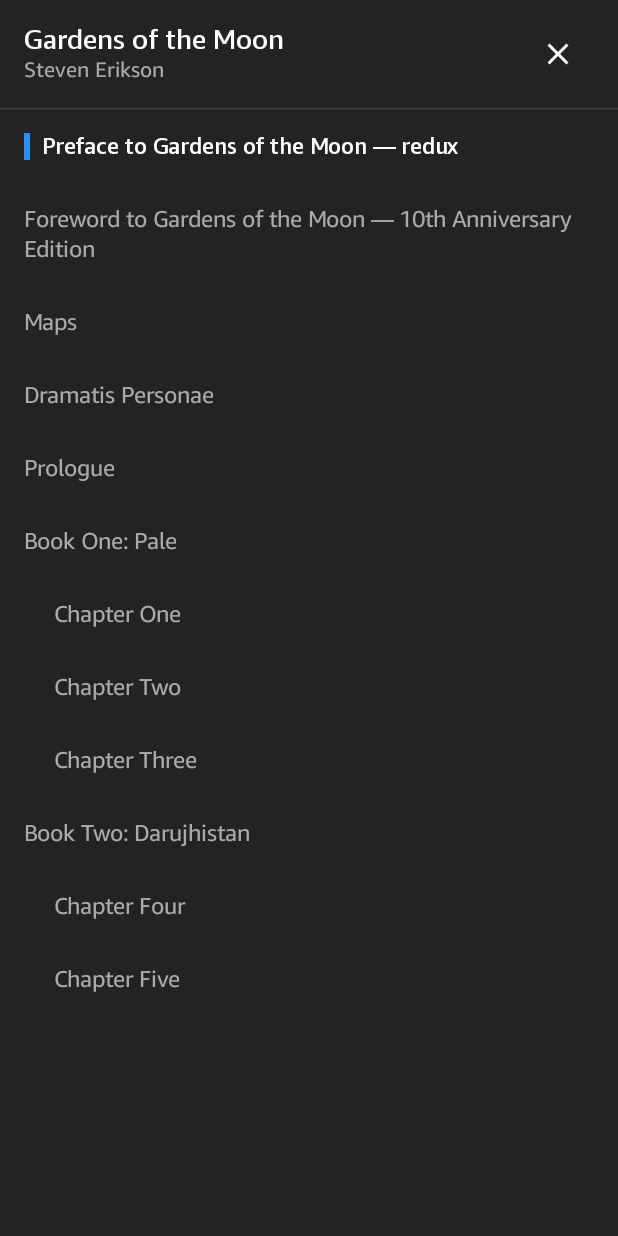
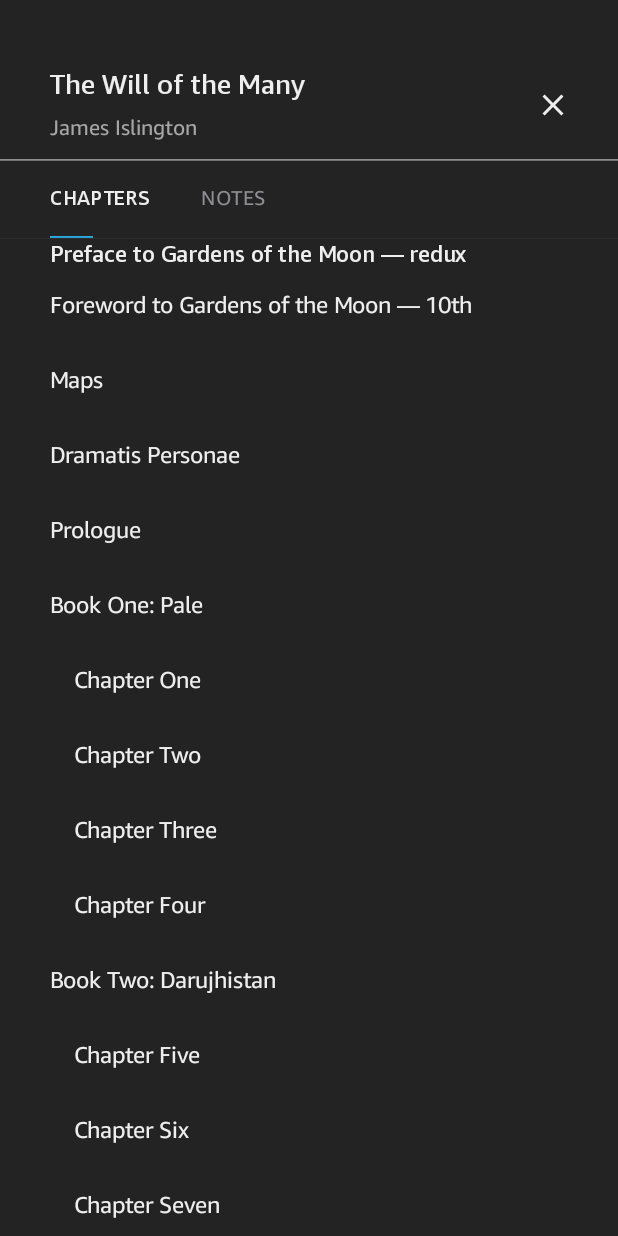
Before and after one commit to BerKetKet/kindling.experimentation, an Android app built with Jetpack Compose: the ContentsTocScreen screen opened through its navigation route, on a phone screen of 412 x 824 dp. Run offline under Robolectric (Android 15) with nearby library versions, the phone set to English and light mode, and no system bars.

Commit message:
feat(real-ui): calibrate D11 Contents TOC screen and verify with honest harness

```diff
--- a/app/src/main/java/app/opusreader/engine/FakeReaderEngine.kt
+++ b/app/src/main/java/app/opusreader/engine/FakeReaderEngine.kt
@@ -72,41 +72,42 @@ Paran stood, buckling his sword-belt. Outside, the sky burned with the unnatural
                 id = "toc_1",
                 title = "Preface to Gardens of the Moon — redux",
                 level = 0,
-                targetLocation = 91
+                targetLocation = 1
             ),
             TocItem(
                 id = "toc_2",
-                title = "Foreword to Gardens of the Moon — 10th Anniversary Edition",
+                title = "Foreword to Gardens of the Moon — 10th Anniversary",
                 level = 0,
-                targetLocation = 140
+                targetLocation = 91
             ),
             TocItem(
                 id = "toc_3",
                 title = "Maps",
                 level = 0,
-                targetLocation = 180
+                targetLocation = 140
             ),
             TocItem(
                 id = "toc_4",
                 title = "Dramatis Personae",
                 level = 0,
-                targetLocation = 220
+                targetLocation = 180
             ),
             TocItem(
                 id = "toc_5",
                 title = "Prologue",
                 level = 0,
-                targetLocation = 250
+                targetLocation = 220
             ),
             TocItem(
                 id = "toc_6",
                 title = "Book One: Pale",
                 level = 0,
-                targetLocation = 320,
+                targetLocation = 250,
                 children = listOf(
                     TocItem("toc_6_1", "Chapter One", 1, 330),
                     TocItem("toc_6_2", "Chapter Two", 1, 410),
-                    TocItem("toc_6_3", "Chapter Three", 1, 520)
+                    TocItem("toc_6_3", "Chapter Three", 1, 520),
+                    TocItem("toc_6_4", "Chapter Four", 1, 600)
                 )
             ),
             TocItem(
@@ -115,9 +116,16 @@ Paran stood, buckling his sword-belt. Outside, the sky burned with the unnatural
                 level = 0,
                 targetLocation = 640,
                 children = listOf(
-                    TocItem("toc_7_1", "Chapter Four", 1, 650),
-                    TocItem("toc_7_2", "Chapter Five", 1, 740)
+                    TocItem("toc_7_1", "Chapter Five", 1, 650),
+                    TocItem("toc_7_2", "Chapter Six", 1, 740),
+                    TocItem("toc_7_3", "Chapter Seven", 1, 800)
                 )
+            ),
+            TocItem(
+                id = "toc_8",
+                title = "Epilogue",
+                level = 0,
+                targetLocation = 850
             )
         )
     )
--- a/app/src/main/java/app/opusreader/ui/screens/ContentsTocScreen.kt
+++ b/app/src/main/java/app/opusreader/ui/screens/ContentsTocScreen.kt
@@ -1,12 +1,14 @@
 package app.opusreader.ui.screens
 
-import androidx.compose.foundation.Image
 import androidx.compose.foundation.background
 import androidx.compose.foundation.clickable
+import androidx.compose.foundation.layout.Arrangement
 import androidx.compose.foundation.layout.Box
 import androidx.compose.foundation.layout.Column
+import androidx.compose.foundation.layout.PaddingValues
 import androidx.compose.foundation.layout.Row
 import androidx.compose.foundation.layout.Spacer
+import androidx.compose.foundation.layout.fillMaxHeight
 import androidx.compose.foundation.layout.fillMaxSize
 import androidx.compose.foundation.layout.fillMaxWidth
 import androidx.compose.foundation.layout.height
@@ -19,37 +21,28 @@ import androidx.compose.material.icons.Icons
 import androidx.compose.material.icons.filled.Close
 import androidx.compose.material3.HorizontalDivider
 import androidx.compose.material3.Icon
-import androidx.compose.material3.IconButton
 import androidx.compose.material3.Text
 import androidx.compose.runtime.Composable
 import androidx.compose.runtime.collectAsState
 import androidx.compose.runtime.getValue
 import androidx.compose.ui.Alignment
 import androidx.compose.ui.Modifier
-import androidx.compose.ui.layout.ContentScale
-import androidx.compose.ui.res.painterResource
+import androidx.compose.ui.graphics.Color
 import androidx.compose.ui.text.font.FontWeight
 import androidx.compose.ui.tooling.preview.Preview
 import androidx.compose.ui.unit.dp
 import androidx.compose.ui.unit.sp
-import app.opusreader.R
 import app.opusreader.engine.FakeReaderEngine
 import app.opusreader.engine.ReaderEngine
 import app.opusreader.engine.TocItem
-import app.opusreader.ui.theme.OpusAccentBlue
-import app.opusreader.ui.theme.OpusDivider
 import app.opusreader.ui.theme.OpusReaderTheme
-import app.opusreader.ui.theme.OpusSpacing
-import app.opusreader.ui.theme.OpusSurface
-import app.opusreader.ui.theme.OpusTextPrimary
-import app.opusreader.ui.theme.OpusTextSecondary
 import app.opusreader.ui.theme.refPx
 
 @Composable
 fun ContentsTocScreen(
     engine: ReaderEngine,
-    bookTitle: String = "Gardens of the Moon",
-    bookAuthor: String = "Steven Erikson",
+    bookTitle: String = "The Will of the Many",
+    bookAuthor: String = "James Islington",
     onCloseClick: () -> Unit = {},
     modifier: Modifier = Modifier
 ) {
@@ -59,45 +52,116 @@ fun ContentsTocScreen(
     Column(
         modifier = modifier
             .fillMaxSize()
-            .background(OpusSurface)
+            .background(Color(0xFF232323))
     ) {
-        // Header
+        // Status bar space (y=0..90)
+        Spacer(modifier = Modifier.height(90.refPx))
+
+        // Header (y=90..279, height 189 px)
         Row(
             modifier = Modifier
                 .fillMaxWidth()
-                .padding(horizontal = OpusSpacing.standard, vertical = OpusSpacing.medium),
+                .height(189.refPx)
+                .padding(start = 88.refPx, end = 50.refPx),
             verticalAlignment = Alignment.CenterVertically
         ) {
             Column(modifier = Modifier.weight(1f)) {
                 Text(
                     text = bookTitle,
-                    color = OpusTextPrimary,
+                    color = Color(0xFFEEEEEE),
                     fontSize = 18.sp,
-                    fontWeight = FontWeight.Bold
+                    fontWeight = FontWeight.Bold,
+                    maxLines = 1
                 )
+                Spacer(modifier = Modifier.height(22.refPx))
                 Text(
                     text = bookAuthor,
-                    color = OpusTextSecondary,
-                    fontSize = 14.sp
+                    color = Color(0xFFA6A6A6),
+                    fontSize = 14.sp,
+                    maxLines = 1
                 )
             }
 
-            IconButton(onClick = onCloseClick) {
+            Box(
+                modifier = Modifier
+                    .size(48.dp)
+                    .clickable(onClick = onCloseClick),
+                contentAlignment = Alignment.Center
+            ) {
                 Icon(
                     imageVector = Icons.Default.Close,
                     contentDescription = "Close Table of Contents",
-                    tint = OpusTextPrimary
+                    tint = Color(0xFFEEEEEE),
+                    modifier = Modifier.size(24.dp)
                 )
             }
         }
 
-        HorizontalDivider(color = OpusDivider, thickness = 1.dp)
+        HorizontalDivider(color = Color(0xFF8E8E93), thickness = 3.refPx)
 
-        // Chapter list
-        LazyColumn(modifier = Modifier.fillMaxSize()) {
+        // Tabs Row (y=280..414, height 134 px)
+        Row(
+            modifier = Modifier
+                .fillMaxWidth()
+                .height(134.refPx)
+                .padding(horizontal = 88.refPx),
+            verticalAlignment = Alignment.CenterVertically
+        ) {
+            Column(
+                modifier = Modifier
+                    .fillMaxHeight()
+                    .clickable { /* Chapters tab */ },
+                verticalArrangement = Arrangement.Center
+            ) {
+                Spacer(modifier = Modifier.weight(1f))
+                Text(
+                    text = "CHAPTERS",
+                    color = Color(0xFFEEEEEE),
+                    fontSize = 13.sp,
+                    fontWeight = FontWeight.SemiBold,
+                    letterSpacing = 0.5.sp
+                )
+                Spacer(modifier = Modifier.weight(1f))
+                Box(
+                    modifier = Modifier
+                        .width(75.refPx)
+                        .height(3.refPx)
+                        .background(Color(0xFF29ABE2))
+                )
+            }
+
+            Spacer(modifier = Modifier.width(90.refPx))
+
+            Column(
+                modifier = Modifier
+                    .fillMaxHeight()
+                    .clickable { /* Notes tab */ },
+                verticalArrangement = Arrangement.Center
+            ) {
+                Spacer(modifier = Modifier.weight(1f))
+                Text(
+                    text = "NOTES",
+                    color = Color(0xFF8E8E93),
+                    fontSize = 13.sp,
+                    fontWeight = FontWeight.Normal,
+                    letterSpacing = 0.5.sp
+                )
+                Spacer(modifier = Modifier.weight(1f))
+                Spacer(modifier = Modifier.height(3.refPx))
+            }
+        }
+
+        HorizontalDivider(color = Color(0xFF383838), thickness = 1.refPx)
+
+        // Chapter list (15 rows, pitch 132 px)
+        LazyColumn(
+            modifier = Modifier.fillMaxSize()
+        ) {
             items(tocList, key = { it.id }) { item ->
+                val isFirst = item.id == tocList.firstOrNull()?.id
                 TocRow(
                     item = item,
+                    isFirst = isFirst,
                     isCurrent = item.title == currentLocation.chapterTitle,
                     onClick = {
                         engine.jumpToLocation(item.targetLocation)
@@ -107,6 +171,7 @@ fun ContentsTocScreen(
                 item.children.forEach { child ->
                     TocRow(
                         item = child,
+                        isFirst = false,
                         isCurrent = child.title == currentLocation.chapterTitle,
                         onClick = {
                             engine.jumpToLocation(child.targetLocation)
@@ -122,42 +187,32 @@ fun ContentsTocScreen(
 @Composable
 private fun TocRow(
     item: TocItem,
+    isFirst: Boolean,
     isCurrent: Boolean,
     onClick: () -> Unit
 ) {
-    Row(
+    Box(
         modifier = Modifier
             .fillMaxWidth()
+            .height(if (isFirst) 49.refPx else 132.refPx)
             .clickable { onClick() }
             .padding(
-                start = if (item.level > 0) 36.dp else OpusSpacing.standard,
-                end = OpusSpacing.standard,
-                top = 14.dp,
-                bottom = 14.dp
+                start = if (item.level > 0) 129.refPx else 88.refPx,
+                end = 88.refPx
             ),
-        verticalAlignment = Alignment.CenterVertically
+        contentAlignment = Alignment.CenterStart
     ) {
-        if (isCurrent) {
-            Box(
-                modifier = Modifier
-                    .size(width = 4.dp, height = 18.dp)
-                    .background(OpusAccentBlue)
-            )
-            Spacer(modifier = Modifier.width(OpusSpacing.small))
-        }
-
         Text(
             text = item.title,
-            color = if (isCurrent) OpusTextPrimary else OpusTextSecondary,
+            color = Color(0xFFEEEEEE),
             fontSize = 15.sp,
             fontWeight = if (isCurrent) FontWeight.Bold else FontWeight.Normal,
-            modifier = Modifier.weight(1f)
+            maxLines = 1
         )
     }
-    HorizontalDivider(color = OpusDivider.copy(alpha = 0.3f), thickness = 0.5.dp)
 }
 
-@Preview(name = "11 Contents TOC Preview", showBackground = true, backgroundColor = 0xFF232323)
+@Preview(name = "11 Contents Preview", showBackground = true, backgroundColor = 0xFF232323)
 @Composable
 fun ContentsTocScreenPreview() {
     OpusReaderTheme {
```
Also changed, not shown: 7 other files.
